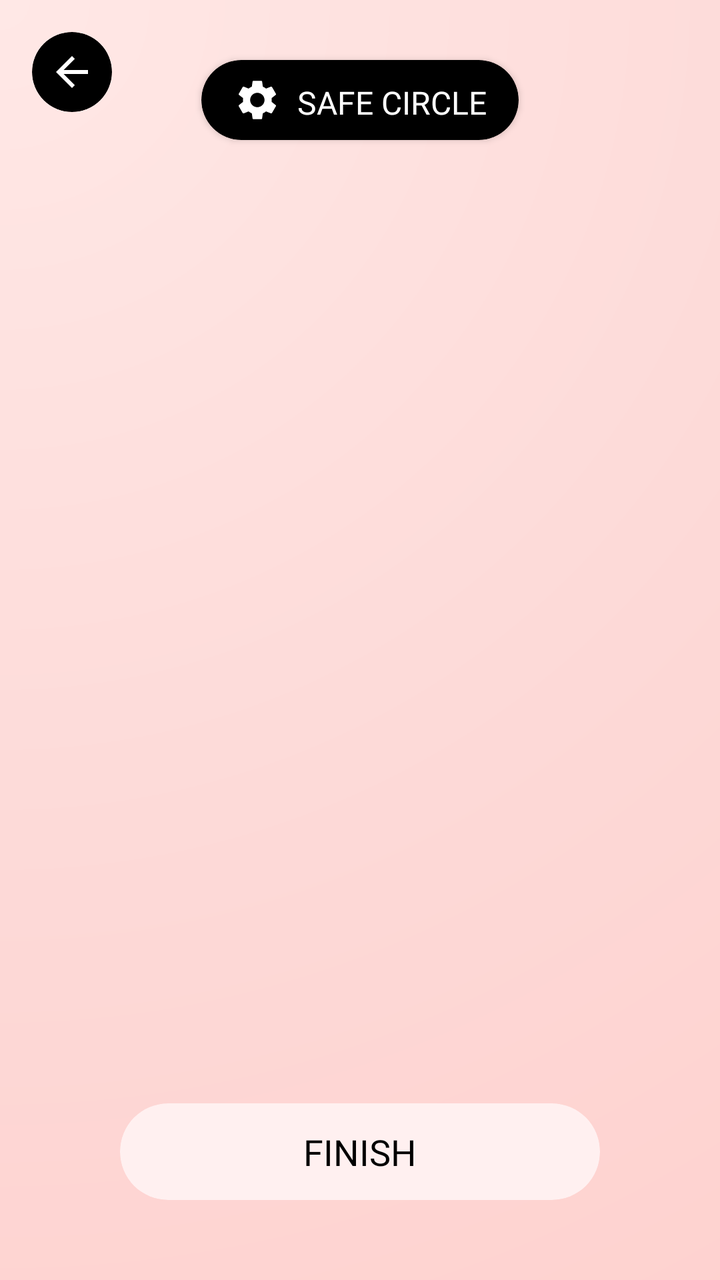
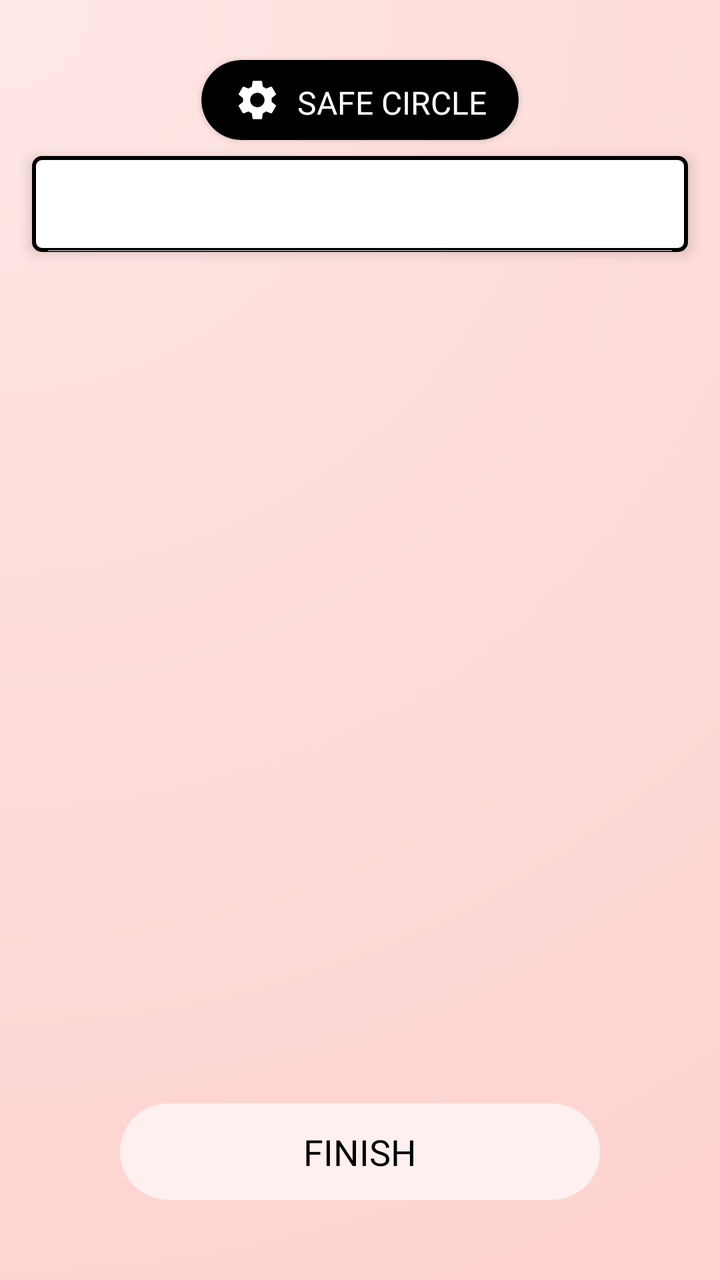

The first picture is an Android layout as it rendered before a commit; the second is the same layout after the commit. The layout source and the unified diff follow.
<!-- AndroidManifest.xml: application theme Theme.SafeHer -->
<!-- res/layout/fragment_pair.xml -->
<?xml version="1.0" encoding="utf-8"?>
<androidx.constraintlayout.widget.ConstraintLayout xmlns:android="http://schemas.android.com/apk/res/android"
    xmlns:app="http://schemas.android.com/apk/res-auto"
    xmlns:tools="http://schemas.android.com/tools"
    android:layout_width="match_parent"
    android:layout_height="match_parent"
    android:background="@drawable/gradient_background">

    
    <androidx.cardview.widget.CardView
        android:id="@+id/backButtonCard"
        android:layout_width="40dp"
        android:layout_height="40dp"
        android:layout_marginStart="16dp"
        android:layout_marginTop="16dp"
        app:cardBackgroundColor="#000000"
        app:cardCornerRadius="20dp"
        app:cardElevation="0dp"
        app:layout_constraintStart_toStartOf="parent"
        app:layout_constraintTop_toTopOf="parent">

        <ImageView
            android:id="@+id/backButton"
            android:layout_width="24dp"
            android:layout_height="24dp"
            android:layout_gravity="center"
            android:contentDescription="Back"
            android:src="@drawable/ic_back"
            app:tint="#FFFFFF" />
    </androidx.cardview.widget.CardView>

    
    <androidx.cardview.widget.CardView
        android:id="@+id/settingsTitleCard"
        android:layout_width="wrap_content"
        android:layout_height="wrap_content"
        android:layout_marginTop="30dp"
        app:cardBackgroundColor="#000000"
        app:cardCornerRadius="20dp"
        app:layout_constraintEnd_toEndOf="parent"
        app:layout_constraintStart_toStartOf="parent"
        app:layout_constraintTop_toTopOf="parent">

        <androidx.constraintlayout.widget.ConstraintLayout
            android:layout_width="wrap_content"
            android:layout_height="wrap_content"
            android:paddingHorizontal="16dp"
            android:paddingVertical="8dp">

            <ImageView
                android:id="@+id/settingsIcon"
                android:layout_width="24dp"
                android:layout_height="24dp"
                android:layout_marginEnd="8dp"
                android:src="@drawable/ic_settings"
                app:layout_constraintBottom_toBottomOf="parent"
                app:layout_constraintStart_toStartOf="parent"
                app:layout_constraintTop_toTopOf="parent"
                app:tint="#FFFFFF" />

            <TextView
                android:layout_width="wrap_content"
                android:layout_height="wrap_content"
                android:layout_marginStart="8dp"
                android:fontFamily="@font/poppins_medium"
                android:text="SAFE CIRCLE"
                android:textColor="#FFFFFF"
                android:textSize="16sp"
                app:layout_constraintBottom_toBottomOf="parent"
                app:layout_constraintEnd_toEndOf="parent"
                app:layout_constraintHorizontal_bias="0.0"
                app:layout_constraintStart_toEndOf="@id/settingsIcon"
                app:layout_constraintTop_toTopOf="parent"
                app:layout_constraintVertical_bias="1.0" />
        </androidx.constraintlayout.widget.ConstraintLayout>
    </androidx.cardview.widget.CardView>

    <androidx.recyclerview.widget.RecyclerView
        android:id="@+id/recyclerViewContacts"
        android:layout_width="match_parent"
        android:layout_height="0dp"
        app:layout_constraintBottom_toTopOf="@+id/logoutButton"
        app:layout_constraintEnd_toEndOf="parent"
        app:layout_constraintHorizontal_bias="0.0"
        app:layout_constraintTop_toBottomOf="@+id/settingsTitleCard" />


    
    <androidx.cardview.widget.CardView
        android:id="@+id/finishButton"
        android:layout_width="0dp"
        android:layout_height="wrap_content"
        android:layout_marginHorizontal="60dp"
        android:layout_marginBottom="40dp"
        app:cardBackgroundColor="#FFF0F0"
        app:cardCornerRadius="24dp"
        app:cardElevation="0dp"
        app:layout_constraintBottom_toBottomOf="parent"
        app:layout_constraintEnd_toEndOf="parent"
        app:layout_constraintStart_toStartOf="parent">

        <LinearLayout
            android:layout_width="match_parent"
            android:layout_height="wrap_content"
            android:gravity="center"
            android:orientation="horizontal"
            android:padding="12dp"
            tools:ignore="UseCompoundDrawables">

            <TextView
                android:layout_width="0dp"
                android:layout_height="wrap_content"
                android:layout_weight="1"
                android:fontFamily="@font/poppins_semibold"
                android:gravity="center"
                android:text="FINISH"
                android:textColor="#000000"
                android:textSize="18sp" />

        </LinearLayout>
    </androidx.cardview.widget.CardView>

</androidx.constraintlayout.widget.ConstraintLayout>
<!-- resources referenced by this layout -->
<resources>
  <!-- drawable gradient_background (drawable) -->
  <?xml version="1.0" encoding="utf-8"?>
  <shape xmlns:android="http://schemas.android.com/apk/res/android">
      <gradient
          android:type="radial"
          android:gradientRadius="250%p"
          android:centerX="0"
          android:centerY="0"
          android:startColor="#FFE8E6"
          android:centerColor="#FDD9D7"
          android:endColor="#FFCECB" />
  </shape>
  <!-- drawable ic_back (drawable) -->
  <?xml version="1.0" encoding="utf-8"?>
  <vector xmlns:android="http://schemas.android.com/apk/res/android"
      android:width="24dp"
      android:height="24dp"
      android:viewportWidth="24"
      android:viewportHeight="24">
      <path
          android:fillColor="#000000"
          android:pathData="M20,11H7.83l5.59,-5.59L12,4l-8,8 8,8 1.41,-1.41L7.83,13H20v-2z"/>
  </vector>
  <!-- drawable ic_settings (drawable) -->
  <vector xmlns:android="http://schemas.android.com/apk/res/android" android:height="24dp" android:tint="#000000" android:viewportHeight="24" android:viewportWidth="24" android:width="24dp">
        
      <path android:fillColor="@android:color/white" android:pathData="M19.14,12.94c0.04,-0.3 0.06,-0.61 0.06,-0.94c0,-0.32 -0.02,-0.64 -0.07,-0.94l2.03,-1.58c0.18,-0.14 0.23,-0.41 0.12,-0.61l-1.92,-3.32c-0.12,-0.22 -0.37,-0.29 -0.59,-0.22l-2.39,0.96c-0.5,-0.38 -1.03,-0.7 -1.62,-0.94L14.4,2.81c-0.04,-0.24 -0.24,-0.41 -0.48,-0.41h-3.84c-0.24,0 -0.43,0.17 -0.47,0.41L9.25,5.35C8.66,5.59 8.12,5.92 7.63,6.29L5.24,5.33c-0.22,-0.08 -0.47,0 -0.59,0.22L2.74,8.87C2.62,9.08 2.66,9.34 2.86,9.48l2.03,1.58C4.84,11.36 4.8,11.69 4.8,12s0.02,0.64 0.07,0.94l-2.03,1.58c-0.18,0.14 -0.23,0.41 -0.12,0.61l1.92,3.32c0.12,0.22 0.37,0.29 0.59,0.22l2.39,-0.96c0.5,0.38 1.03,0.7 1.62,0.94l0.36,2.54c0.05,0.24 0.24,0.41 0.48,0.41h3.84c0.24,0 0.44,-0.17 0.47,-0.41l0.36,-2.54c0.59,-0.24 1.13,-0.56 1.62,-0.94l2.39,0.96c0.22,0.08 0.47,0 0.59,-0.22l1.92,-3.32c0.12,-0.22 0.07,-0.47 -0.12,-0.61L19.14,12.94zM12,15.6c-1.98,0 -3.6,-1.62 -3.6,-3.6s1.62,-3.6 3.6,-3.6s3.6,1.62 3.6,3.6S13.98,15.6 12,15.6z"/>
      
  </vector>
  <style name="Theme.SafeHer" parent="Base.Theme.SafeHer" />
  <style name="Base.Theme.SafeHer" parent="Theme.MaterialComponents.NoActionBar">
          
          
      </style>
</resources>

<!-- the commit's change to res/layout/fragment_pair.xml (unified diff, before → after) -->
@@ -7,27 +7,6 @@
     android:background="@drawable/gradient_background">
 
     
-    <androidx.cardview.widget.CardView
-        android:id="@+id/backButtonCard"
-        android:layout_width="40dp"
-        android:layout_height="40dp"
-        android:layout_marginStart="16dp"
-        android:layout_marginTop="16dp"
-        app:cardBackgroundColor="#000000"
-        app:cardCornerRadius="20dp"
-        app:cardElevation="0dp"
-        app:layout_constraintStart_toStartOf="parent"
-        app:layout_constraintTop_toTopOf="parent">
-
-        <ImageView
-            android:id="@+id/backButton"
-            android:layout_width="24dp"
-            android:layout_height="24dp"
-            android:layout_gravity="center"
-            android:contentDescription="Back"
-            android:src="@drawable/ic_back"
-            app:tint="#FFFFFF" />
-    </androidx.cardview.widget.CardView>
 
     
     <androidx.cardview.widget.CardView
@@ -79,10 +58,10 @@
         android:id="@+id/recyclerViewContacts"
         android:layout_width="match_parent"
         android:layout_height="0dp"
+        android:layout_marginTop="4dp"
         app:layout_constraintBottom_toTopOf="@+id/logoutButton"
         app:layout_constraintEnd_toEndOf="parent"
-        app:layout_constraintHorizontal_bias="0.0"
-        app:layout_constraintTop_toBottomOf="@+id/settingsTitleCard" />
+        app:layout_constraintTop_toBottomOf="@+id/pair_SearchView" />
 
 
     
@@ -120,4 +99,24 @@
         </LinearLayout>
     </androidx.cardview.widget.CardView>
 
+    <androidx.appcompat.widget.SearchView
+        android:id="@+id/pair_SearchView"
+        android:layout_width="0dp"
+        android:layout_height="wrap_content"
+        android:layout_marginStart="16dp"
+        android:layout_marginTop="8dp"
+        android:layout_marginEnd="16dp"
+        android:background="@drawable/searchview_border"
+        android:elevation="4dp"
+        android:iconifiedByDefault="false"
+        android:textAlignment="textStart"
+        android:textColor="@android:color/black"
+        android:textColorHint="@android:color/black"
+        app:closeIconEnabled="false"
+        app:iconifiedByDefault="false"
+        app:layout_constraintEnd_toEndOf="parent"
+        app:layout_constraintStart_toStartOf="parent"
+        app:layout_constraintTop_toBottomOf="@id/settingsTitleCard"
+        app:queryHint="Search Contacts" />
+
 </androidx.constraintlayout.widget.ConstraintLayout>
<!-- resource entries referenced after the edit -->
@@ -12,23 +12,18 @@
           android:centerColor="#FDD9D7"
           android:endColor="#FFCECB" />
   </shape>
-  <!-- drawable ic_back (drawable) -->
-  <?xml version="1.0" encoding="utf-8"?>
-  <vector xmlns:android="http://schemas.android.com/apk/res/android"
-      android:width="24dp"
-      android:height="24dp"
-      android:viewportWidth="24"
-      android:viewportHeight="24">
-      <path
-          android:fillColor="#000000"
-          android:pathData="M20,11H7.83l5.59,-5.59L12,4l-8,8 8,8 1.41,-1.41L7.83,13H20v-2z"/>
-  </vector>
   <!-- drawable ic_settings (drawable) -->
   <vector xmlns:android="http://schemas.android.com/apk/res/android" android:height="24dp" android:tint="#000000" android:viewportHeight="24" android:viewportWidth="24" android:width="24dp">
         
       <path android:fillColor="@android:color/white" android:pathData="M19.14,12.94c0.04,-0.3 0.06,-0.61 0.06,-0.94c0,-0.32 -0.02,-0.64 -0.07,-0.94l2.03,-1.58c0.18,-0.14 0.23,-0.41 0.12,-0.61l-1.92,-3.32c-0.12,-0.22 -0.37,-0.29 -0.59,-0.22l-2.39,0.96c-0.5,-0.38 -1.03,-0.7 -1.62,-0.94L14.4,2.81c-0.04,-0.24 -0.24,-0.41 -0.48,-0.41h-3.84c-0.24,0 -0.43,0.17 -0.47,0.41L9.25,5.35C8.66,5.59 8.12,5.92 7.63,6.29L5.24,5.33c-0.22,-0.08 -0.47,0 -0.59,0.22L2.74,8.87C2.62,9.08 2.66,9.34 2.86,9.48l2.03,1.58C4.84,11.36 4.8,11.69 4.8,12s0.02,0.64 0.07,0.94l-2.03,1.58c-0.18,0.14 -0.23,0.41 -0.12,0.61l1.92,3.32c0.12,0.22 0.37,0.29 0.59,0.22l2.39,-0.96c0.5,0.38 1.03,0.7 1.62,0.94l0.36,2.54c0.05,0.24 0.24,0.41 0.48,0.41h3.84c0.24,0 0.44,-0.17 0.47,-0.41l0.36,-2.54c0.59,-0.24 1.13,-0.56 1.62,-0.94l2.39,0.96c0.22,0.08 0.47,0 0.59,-0.22l1.92,-3.32c0.12,-0.22 0.07,-0.47 -0.12,-0.61L19.14,12.94zM12,15.6c-1.98,0 -3.6,-1.62 -3.6,-3.6s1.62,-3.6 3.6,-3.6s3.6,1.62 3.6,3.6S13.98,15.6 12,15.6z"/>
       
   </vector>
+  <!-- drawable searchview_border (drawable) -->
+  <shape xmlns:android="http://schemas.android.com/apk/res/android">
+      <solid android:color="@android:color/white"/> 
+      <stroke android:color="@android:color/black" android:width="2dp"/> 
+      <corners android:radius="4dp"/> 
+  </shape>
   <style name="Theme.SafeHer" parent="Base.Theme.SafeHer" />
   <style name="Base.Theme.SafeHer" parent="Theme.MaterialComponents.NoActionBar">
           
